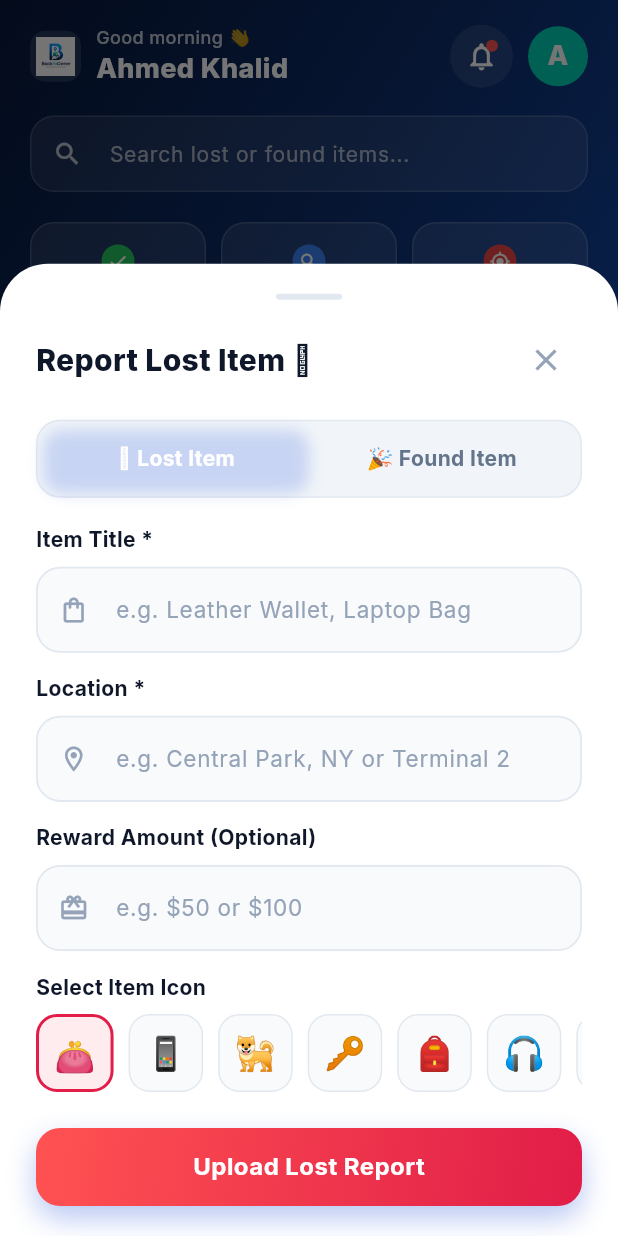
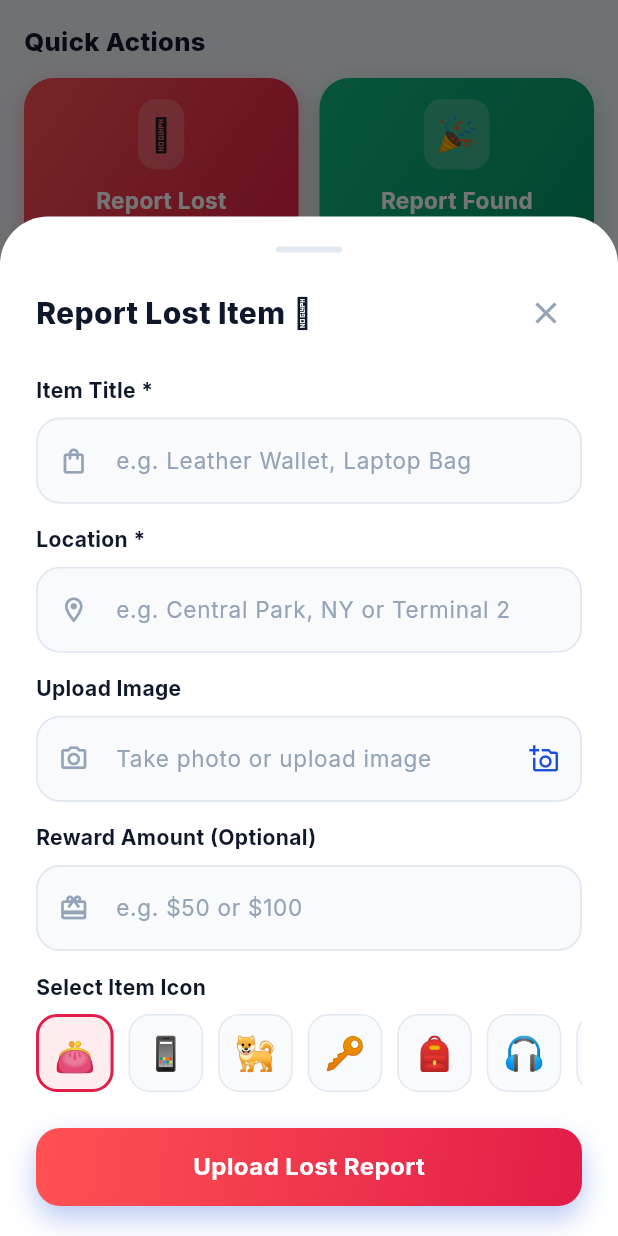
Before and after one commit to BackToOwner/App, a Flutter app: the DashboardScreen screen opened by its route, after a tap on "Report Lost", on a phone screen of 412 x 824 dp. Run offline on Flutter 3.47's test engine with Material 3 defaults, Android fonts, the phone set to English and light mode, and no system bars; our stand-ins replace google_fonts, google_maps_flutter.

Commit message:
feat: restructure dashboard layout, remove search/map, add camera upload and category filter summary

```diff
--- a/lib/screens/dashboard_screen.dart
+++ b/lib/screens/dashboard_screen.dart
@@ -5,7 +5,6 @@ import '../models/report_item.dart';
 import '../viewmodels/dashboard_viewmodel.dart';
 import '../widgets/custom_bottom_nav.dart';
 import '../widgets/item_detail_modal.dart';
-import '../widgets/map_placeholder.dart';
 import '../widgets/quick_action_card.dart';
 import '../widgets/report_item_card.dart';
 import '../widgets/report_item_modal.dart';
@@ -54,11 +53,8 @@ class _DashboardHomeView extends StatelessWidget {
       child: Column(
         crossAxisAlignment: CrossAxisAlignment.start,
         children: [
-          // Curved Dark Blue Top Header Area
-          _buildHeader(context, viewModel),
-
           Padding(
-            padding: const EdgeInsets.all(16.0),
+            padding: const EdgeInsets.fromLTRB(16, 16, 16, 0),
             child: Column(
               crossAxisAlignment: CrossAxisAlignment.start,
               children: [
@@ -66,37 +62,66 @@ class _DashboardHomeView extends StatelessWidget {
                 _buildQuickActionsSection(context),
                 const SizedBox(height: 22),
 
-                // Nearby Items Section
-                _buildNearbyItemsSection(context),
-                const SizedBox(height: 22),
-
-                // Recent Reports Section & Filters
-                _buildRecentReportsSection(context, viewModel),
+                // Redesigned Recent Reports Section with Lost & Found Cards & Category Summary
+                const _RecentReportsWidget(),
+                const SizedBox(height: 24),
               ],
             ),
           ),
+
+          // Header & Stats Section moved to the VERY BOTTOM
+          _buildBottomHeaderAndStats(context, viewModel),
         ],
       ),
     );
   }
 
-  Widget _buildHeader(BuildContext context, DashboardViewModel viewModel) {
+  Widget _buildQuickActionsSection(BuildContext context) {
+    return Column(
+      crossAxisAlignment: CrossAxisAlignment.start,
+      children: [
+        const SectionHeader(title: 'Quick Actions'),
+        const SizedBox(height: 12),
+        Row(
+          children: [
+            QuickActionCard(
+              title: 'Report Lost',
+              subtitle: 'Lost something?',
+              emojiIcon: '🥹',
+              gradient: AppColors.reportLostGradient,
+              onTap: () => ReportItemModal.show(context, initialType: ReportType.lost),
+            ),
+            const SizedBox(width: 14),
+            QuickActionCard(
+              title: 'Report Found',
+              subtitle: 'Found something?',
+              emojiIcon: '🎉',
+              gradient: AppColors.reportFoundGradient,
+              onTap: () => ReportItemModal.show(context, initialType: ReportType.found),
+            ),
+          ],
+        ),
+      ],
+    );
+  }
+
+  Widget _buildBottomHeaderAndStats(BuildContext context, DashboardViewModel viewModel) {
     return Container(
       decoration: const BoxDecoration(
         gradient: AppColors.dashboardHeaderGradient,
-        borderRadius: BorderRadius.vertical(bottom: Radius.circular(32)),
+        borderRadius: BorderRadius.vertical(top: Radius.circular(32)),
         boxShadow: [
           BoxShadow(
             color: Color(0x330B2252),
             blurRadius: 20,
-            offset: Offset(0, 10),
+            offset: Offset(0, -6),
           ),
         ],
       ),
       child: SafeArea(
-        bottom: false,
+        top: false,
         child: Padding(
-          padding: const EdgeInsets.fromLTRB(20, 16, 20, 24),
+          padding: const EdgeInsets.fromLTRB(20, 24, 20, 28),
           child: Column(
             crossAxisAlignment: CrossAxisAlignment.start,
             children: [
@@ -137,7 +162,7 @@ class _DashboardHomeView extends StatelessWidget {
                   ),
                   const Spacer(),
 
-                  // Bell Notification Button with Dot
+                  // Bell Notification Button
                   Stack(
                     children: [
                       Container(
@@ -189,40 +214,9 @@ class _DashboardHomeView extends StatelessWidget {
                   ),
                 ],
               ),
-              const SizedBox(height: 18),
+              const SizedBox(height: 22),
 
-              // Search Bar
-              Container(
-                decoration: BoxDecoration(
-                  color: Colors.white.withAlpha(22),
-                  borderRadius: BorderRadius.circular(16),
-                  border: Border.all(
-                    color: Colors.white.withAlpha(35),
-                    width: 1,
-                  ),
-                ),
-                child: TextField(
-                  onChanged: viewModel.setSearchQuery,
-                  style: const TextStyle(color: Colors.white, fontSize: 14),
-                  decoration: InputDecoration(
-                    hintText: 'Search lost or found items...',
-                    hintStyle: TextStyle(
-                      color: Colors.white.withAlpha(160),
-                      fontSize: 14,
-                    ),
-                    prefixIcon: Icon(
-                      Icons.search,
-                      color: Colors.white.withAlpha(180),
-                      size: 20,
-                    ),
-                    border: InputBorder.none,
-                    contentPadding: const EdgeInsets.symmetric(horizontal: 16, vertical: 14),
-                  ),
-                ),
-              ),
-              const SizedBox(height: 20),
-
-              // Stats Row (3 Cards)
+              // Stats Row (3 Cards) - Search Bar Removed
               Row(
                 children: [
                   StatsCard(
@@ -261,113 +255,246 @@ class _DashboardHomeView extends StatelessWidget {
       child: Icon(icon, color: Colors.white, size: 14),
     );
   }
+}
 
-  Widget _buildQuickActionsSection(BuildContext context) {
+class _RecentReportsWidget extends StatefulWidget {
+  const _RecentReportsWidget();
+
+  @override
+  State<_RecentReportsWidget> createState() => _RecentReportsWidgetState();
+}
+
+class _RecentReportsWidgetState extends State<_RecentReportsWidget> {
+  ReportType _selectedTab = ReportType.lost;
+  String _selectedCategoryEmoji = 'ALL';
+
+  final List<Map<String, String>> _categories = const [
+    {'emoji': 'ALL', 'label': 'All'},
+    {'emoji': '👛', 'label': 'Wallets'},
+    {'emoji': '📱', 'label': 'Phones'},
+    {'emoji': '🐕', 'label': 'Pets'},
+    {'emoji': '🔑', 'label': 'Keys'},
+    {'emoji': '🎒', 'label': 'Bags'},
+    {'emoji': '🎧', 'label': 'Audio'},
+    {'emoji': '💻', 'label': 'Laptops'},
+    {'emoji': '🕶️', 'label': 'Glasses'},
+  ];
+
+  @override
+  Widget build(BuildContext context) {
+    final viewModel = context.watch<DashboardViewModel>();
+    final isLostTab = _selectedTab == ReportType.lost;
+
+    // Filter reports by selected tab (Lost or Found) and selected category
+    final itemsForTab = isLostTab ? viewModel.lostReports : viewModel.foundReports;
+    final filteredCategoryItems = _selectedCategoryEmoji == 'ALL'
+        ? itemsForTab
+        : itemsForTab.where((item) => item.emojiIcon == _selectedCategoryEmoji).toList();
+
     return Column(
       crossAxisAlignment: CrossAxisAlignment.start,
       children: [
-        const SectionHeader(title: 'Quick Actions'),
-        const SizedBox(height: 12),
+        // Section Header (No "See all" button)
+        const SectionHeader(title: 'Recent Reports'),
+        const SizedBox(height: 14),
+
+        // Two Main Distinct Cards / Tabs: "Lost" and "Found"
         Row(
           children: [
-            QuickActionCard(
-              title: 'Report Lost',
-              subtitle: 'Lost something?',
-              emojiIcon: '🥹',
-              gradient: AppColors.reportLostGradient,
-              onTap: () => ReportItemModal.show(context, initialType: ReportType.lost),
+            Expanded(
+              child: GestureDetector(
+                onTap: () {
+                  setState(() {
+                    _selectedTab = ReportType.lost;
+                    _selectedCategoryEmoji = 'ALL';
+                  });
+                },
+                child: AnimatedContainer(
+                  duration: const Duration(milliseconds: 200),
+                  padding: const EdgeInsets.symmetric(vertical: 14, horizontal: 16),
+                  decoration: BoxDecoration(
+                    color: isLostTab ? const Color(0xFFFFECEF) : Colors.white,
+                    borderRadius: BorderRadius.circular(16),
+                    border: Border.all(
+                      color: isLostTab ? AppColors.lostRedEnd : AppColors.borderColor,
+                      width: isLostTab ? 2 : 1,
                     ),
-            const SizedBox(width: 14),
-            QuickActionCard(
-              title: 'Report Found',
-              subtitle: 'Found something?',
-              emojiIcon: '🎉',
-              gradient: AppColors.reportFoundGradient,
-              onTap: () => ReportItemModal.show(context, initialType: ReportType.found),
+                    boxShadow: isLostTab
+                        ? [
+                            BoxShadow(
+                              color: AppColors.lostRedEnd.withAlpha(35),
+                              blurRadius: 10,
+                              offset: const Offset(0, 4),
+                            )
+                          ]
+                        : [],
+                  ),
+                  child: Row(
+                    mainAxisAlignment: MainAxisAlignment.center,
+                    children: [
+                      const Text('🥹 ', style: TextStyle(fontSize: 18)),
+                      Text(
+                        'Lost Items',
+                        style: TextStyle(
+                          fontSize: 15,
+                          fontWeight: FontWeight.w800,
+                          color: isLostTab ? AppColors.lostRedEnd : AppColors.textSecondary,
+                        ),
                       ),
                     ],
                   ),
+                ),
+              ),
+            ),
+            const SizedBox(width: 12),
+            Expanded(
+              child: GestureDetector(
+                onTap: () {
+                  setState(() {
+                    _selectedTab = ReportType.found;
+                    _selectedCategoryEmoji = 'ALL';
+                  });
+                },
+                child: AnimatedContainer(
+                  duration: const Duration(milliseconds: 200),
+                  padding: const EdgeInsets.symmetric(vertical: 14, horizontal: 16),
+                  decoration: BoxDecoration(
+                    color: !isLostTab ? const Color(0xFFE6F9F3) : Colors.white,
+                    borderRadius: BorderRadius.circular(16),
+                    border: Border.all(
+                      color: !isLostTab ? AppColors.foundGreenEnd : AppColors.borderColor,
+                      width: !isLostTab ? 2 : 1,
+                    ),
+                    boxShadow: !isLostTab
+                        ? [
+                            BoxShadow(
+                              color: AppColors.foundGreenEnd.withAlpha(35),
+                              blurRadius: 10,
+                              offset: const Offset(0, 4),
+                            )
+                          ]
+                        : [],
+                  ),
+                  child: Row(
+                    mainAxisAlignment: MainAxisAlignment.center,
+                    children: [
+                      const Text('🎉 ', style: TextStyle(fontSize: 18)),
+                      Text(
+                        'Found Items',
+                        style: TextStyle(
+                          fontSize: 15,
+                          fontWeight: FontWeight.w800,
+                          color: !isLostTab ? AppColors.foundGreenEnd : AppColors.textSecondary,
+                        ),
+                      ),
                     ],
-    );
-  }
-
-  Widget _buildNearbyItemsSection(BuildContext context) {
-    return Column(
-      children: [
-        SectionHeader(
-          title: 'Nearby Items',
-          actionLabel: 'View Map',
-          onActionTap: () {
-            ScaffoldMessenger.of(context).showSnackBar(
-              const SnackBar(content: Text('Opening Interactive Map View...')),
-            );
-          },
                   ),
-        const SizedBox(height: 12),
-        const MapPlaceholderWidget(),
-      ],
-    );
-  }
-
-  Widget _buildRecentReportsSection(BuildContext context, DashboardViewModel viewModel) {
-    return Column(
-      crossAxisAlignment: CrossAxisAlignment.start,
-      children: [
-        SectionHeader(
-          title: 'Recent Reports',
-          actionLabel: 'See all',
-          onActionTap: () {},
                 ),
-        const SizedBox(height: 12),
-
-        // Filter Pills Row (All / Lost / Found)
-        Row(
-          children: [
-            _buildFilterPill(
-              context,
-              label: 'All',
-              type: ReportType.all,
-              selected: viewModel.selectedFilter == ReportType.all,
-              onTap: () => viewModel.setFilter(ReportType.all),
               ),
-            const SizedBox(width: 10),
-            _buildFilterPill(
-              context,
-              label: '🥹 Lost',
-              type: ReportType.lost,
-              selected: viewModel.selectedFilter == ReportType.lost,
-              onTap: () => viewModel.setFilter(ReportType.lost),
-            ),
-            const SizedBox(width: 10),
-            _buildFilterPill(
-              context,
-              label: '🎉 Found',
-              type: ReportType.found,
-              selected: viewModel.selectedFilter == ReportType.found,
-              onTap: () => viewModel.setFilter(ReportType.found),
             ),
           ],
         ),
         const SizedBox(height: 16),
 
-        // Reports ListView
-        if (viewModel.filteredReports.isEmpty)
-          const Padding(
-            padding: EdgeInsets.symmetric(vertical: 24),
-            child: Center(
-              child: Text(
-                'No report items match your search or filter.',
-                style: TextStyle(color: AppColors.textMuted, fontSize: 14),
+        // Category Images / Icons Row
+        Text(
+          isLostTab ? 'Filter Lost Categories:' : 'Filter Found Categories:',
+          style: const TextStyle(
+            fontSize: 13,
+            fontWeight: FontWeight.w700,
+            color: AppColors.textSecondary,
           ),
+        ),
+        const SizedBox(height: 10),
+        SizedBox(
+          height: 64,
+          child: ListView.builder(
+            scrollDirection: Axis.horizontal,
+            itemCount: _categories.length,
+            itemBuilder: (context, index) {
+              final cat = _categories[index];
+              final emoji = cat['emoji']!;
+              final label = cat['label']!;
+              final isSelected = _selectedCategoryEmoji == emoji;
+
+              return GestureDetector(
+                onTap: () => setState(() => _selectedCategoryEmoji = emoji),
+                child: Container(
+                  margin: const EdgeInsets.only(right: 10),
+                  padding: const EdgeInsets.symmetric(horizontal: 14, vertical: 8),
+                  decoration: BoxDecoration(
+                    color: isSelected
+                        ? (isLostTab ? AppColors.lostRedEnd : AppColors.foundGreenEnd)
+                        : Colors.white,
+                    borderRadius: BorderRadius.circular(16),
+                    border: Border.all(
+                      color: isSelected
+                          ? (isLostTab ? AppColors.lostRedEnd : AppColors.foundGreenEnd)
+                          : AppColors.borderColor,
+                      width: 1.2,
+                    ),
+                  ),
+                  child: Column(
+                    mainAxisAlignment: MainAxisAlignment.center,
+                    children: [
+                      Text(
+                        emoji == 'ALL' ? '🌐' : emoji,
+                        style: const TextStyle(fontSize: 18),
+                      ),
+                      const SizedBox(height: 2),
+                      Text(
+                        label,
+                        style: TextStyle(
+                          fontSize: 11,
+                          fontWeight: FontWeight.w700,
+                          color: isSelected ? Colors.white : AppColors.textPrimary,
+                        ),
+                      ),
+                    ],
+                  ),
+                ),
+              );
+            },
+          ),
+        ),
+        const SizedBox(height: 16),
+
+        // Summary List of Selected Category Items
+        if (filteredCategoryItems.isEmpty)
+          Container(
+            width: double.infinity,
+            padding: const EdgeInsets.symmetric(vertical: 28, horizontal: 16),
+            decoration: BoxDecoration(
+              color: Colors.white,
+              borderRadius: BorderRadius.circular(20),
+              border: Border.all(color: AppColors.borderColor),
+            ),
+            child: Column(
+              children: [
+                Text(
+                  _selectedCategoryEmoji == 'ALL' ? '🔍' : _selectedCategoryEmoji,
+                  style: const TextStyle(fontSize: 32),
+                ),
+                const SizedBox(height: 8),
+                Text(
+                  'No ${isLostTab ? "lost" : "found"} items in this category yet.',
+                  style: const TextStyle(
+                    color: AppColors.textSecondary,
+                    fontSize: 14,
+                    fontWeight: FontWeight.w600,
+                  ),
+                  textAlign: TextAlign.center,
+                ),
+              ],
             ),
           )
         else
           ListView.builder(
             shrinkWrap: true,
             physics: const NeverScrollableScrollPhysics(),
-            itemCount: viewModel.filteredReports.length,
+            itemCount: filteredCategoryItems.length,
             itemBuilder: (context, index) {
-              final item = viewModel.filteredReports[index];
+              final item = filteredCategoryItems[index];
               return ReportItemCard(
                 item: item,
                 onTap: () => ItemDetailModal.show(context, item),
@@ -377,32 +504,4 @@ class _DashboardHomeView extends StatelessWidget {
       ],
     );
   }
-
-  Widget _buildFilterPill(
-    BuildContext context, {
-    required String label,
-    required ReportType type,
-    required bool selected,
-    required VoidCallback onTap,
-  }) {
-    return GestureDetector(
-      onTap: onTap,
-      child: AnimatedContainer(
-        duration: const Duration(milliseconds: 200),
-        padding: const EdgeInsets.symmetric(horizontal: 16, vertical: 8),
-        decoration: BoxDecoration(
-          color: selected ? AppColors.primaryBlue : const Color(0xFFE2E8F0).withAlpha(180),
-          borderRadius: BorderRadius.circular(20),
-        ),
-        child: Text(
-          label,
-          style: TextStyle(
-            fontSize: 13,
-            fontWeight: selected ? FontWeight.w700 : FontWeight.w600,
-            color: selected ? Colors.white : AppColors.textSecondary,
-          ),
-        ),
-      ),
-    );
 }
-}
--- a/lib/services/repository/in_memory_report_repository.dart
+++ b/lib/services/repository/in_memory_report_repository.dart
@@ -20,7 +20,7 @@ class InMemoryReportRepository extends ValueNotifier<List<ReportItem>>
     ),
     ReportItem(
       id: '2',
-      title: 'iPhone 15 Pro',
+      title: 'iPhone 15 Pro Max',
       location: 'Times Square Station',
       type: ReportType.found,
       timeAgo: '4h ago',
@@ -30,7 +30,7 @@ class InMemoryReportRepository extends ValueNotifier<List<ReportItem>>
     ),
     ReportItem(
       id: '3',
-      title: 'Golden Retriever',
+      title: 'Golden Retriever Pup',
       location: 'Brooklyn Bridge Park',
       type: ReportType.lost,
       timeAgo: '1d ago',
@@ -40,7 +40,7 @@ class InMemoryReportRepository extends ValueNotifier<List<ReportItem>>
     ),
     ReportItem(
       id: '4',
-      title: 'Car Keys (Toyota)',
+      title: 'Toyota Smart Key Fob',
       location: 'Whole Foods Market',
       type: ReportType.found,
       timeAgo: '3h ago',
@@ -49,13 +49,41 @@ class InMemoryReportRepository extends ValueNotifier<List<ReportItem>>
     ),
     ReportItem(
       id: '5',
-      title: 'Blue Backpack',
+      title: 'Blue North Face Backpack',
       location: 'Grand Central Station',
       type: ReportType.lost,
       timeAgo: '6h ago',
       reward: r'$30 reward',
       emojiIcon: '🎒',
       iconBgHex: 'EFF6FF',
+    ),
+    ReportItem(
+      id: '6',
+      title: 'Sony Wireless Headphones',
+      location: 'Main Street Cafe',
+      type: ReportType.found,
+      timeAgo: '5h ago',
+      emojiIcon: '🎧',
+      iconBgHex: 'F5F3FF',
+    ),
+    ReportItem(
+      id: '7',
+      title: 'MacBook Pro 16-inch',
+      location: 'University Library',
+      type: ReportType.lost,
+      timeAgo: '8h ago',
+      reward: r'$150 reward',
+      emojiIcon: '💻',
+      iconBgHex: 'F0F9FF',
+    ),
+    ReportItem(
+      id: '8',
+      title: 'Ray-Ban Sunglasses',
+      location: 'Beach Boardwalk',
+      type: ReportType.found,
+      timeAgo: '1d ago',
+      emojiIcon: '🕶️',
+      iconBgHex: 'FFF7ED',
     ),
   ];
 
--- a/lib/widgets/report_item_modal.dart
+++ b/lib/widgets/report_item_modal.dart
@@ -3,7 +3,6 @@ import 'package:provider/provider.dart';
 import '../constants/app_colors.dart';
 import '../models/report_item.dart';
 import '../viewmodels/dashboard_viewmodel.dart';
-import 'custom_segmented_control.dart';
 import 'custom_text_field.dart';
 import 'gradient_button.dart';
 
@@ -33,6 +32,8 @@ class _ReportItemModalState extends State<ReportItemModal> {
   final TextEditingController _titleController = TextEditingController();
   final TextEditingController _locationController = TextEditingController();
   final TextEditingController _rewardController = TextEditingController();
+  final TextEditingController _imageController = TextEditingController();
+  String? _imageFileName;
 
   final List<String> _emojis = ['👛', '📱', '🐕', '🔑', '🎒', '🎧', '💻', '🕶️', '⌚', '💼'];
   late String _selectedEmoji;
@@ -49,7 +50,21 @@ class _ReportItemModalState extends State<ReportItemModal> {
     _titleController.dispose();
     _locationController.dispose();
     _rewardController.dispose();
+    _imageController.dispose();
     super.dispose();
+  }
+
+  void _requestCameraAccess() {
+    setState(() {
+      _imageFileName = 'captured_photo_${DateTime.now().millisecondsSinceEpoch.toString().substring(7)}.jpg';
+      _imageController.text = _imageFileName!;
+    });
+    ScaffoldMessenger.of(context).showSnackBar(
+      SnackBar(
+        content: Text('Camera access granted. Image attached: $_imageFileName'),
+        backgroundColor: AppColors.primaryBlue,
+      ),
+    );
   }
 
   void _submitReport() {
@@ -140,25 +155,6 @@ class _ReportItemModalState extends State<ReportItemModal> {
                 ),
               ],
             ),
-            const SizedBox(height: 16),
-
-            // Reusable Segmented Control (Lost vs Found - DRY)
-            CustomSegmentedControl<ReportType>(
-              options: const [
-                SegmentedOption(
-                  value: ReportType.lost,
-                  label: '🥹 Lost Item',
-                  activeGradient: AppColors.reportLostGradient,
-                ),
-                SegmentedOption(
-                  value: ReportType.found,
-                  label: '🎉 Found Item',
-                  activeGradient: AppColors.reportFoundGradient,
-                ),
-              ],
-              selectedValue: _selectedType,
-              onValueChanged: (type) => setState(() => _selectedType = type),
-            ),
             const SizedBox(height: 18),
 
             // Form Field: Title
@@ -176,6 +172,23 @@ class _ReportItemModalState extends State<ReportItemModal> {
               hintText: 'e.g. Central Park, NY or Terminal 2',
               prefixIcon: Icons.location_on_outlined,
               controller: _locationController,
+            ),
+            const SizedBox(height: 14),
+
+            // Form Field: Upload Image (Requests Camera Access)
+            CustomTextField(
+              label: 'Upload Image',
+              hintText: _imageFileName ?? 'Take photo or upload image',
+              prefixIcon: Icons.camera_alt_outlined,
+              controller: _imageController,
+              suffixWidget: IconButton(
+                onPressed: _requestCameraAccess,
+                icon: const Icon(
+                  Icons.add_a_photo_outlined,
+                  color: AppColors.primaryBlue,
+                  size: 20,
+                ),
+              ),
             ),
             const SizedBox(height: 14),
 
```
Lines whose indentation alone changed are shown as unchanged.
